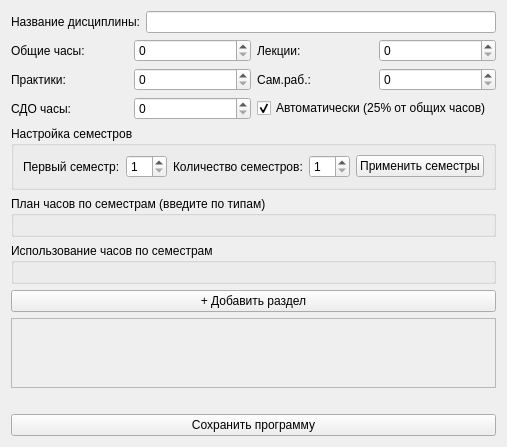
First picture: the form in ui/layout/discipline_form.ui, repository korneevDev/document_generator, before the edit.
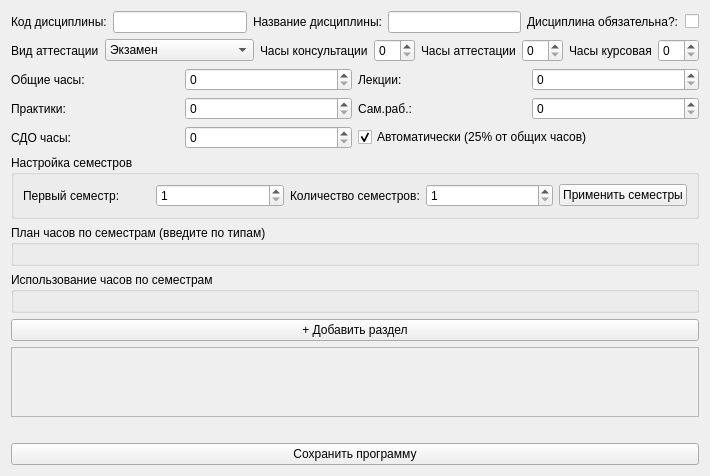
Second picture: the form after the edit.

What changed in the file:
```diff
--- a/ui/layout/discipline_form.ui
+++ b/ui/layout/discipline_form.ui
@@ -2,11 +2,29 @@
 <ui version="4.0">
     <class>DisciplineForm</class>
     <widget class="QWidget" name="DisciplineForm">
+        <property name="geometry">
+            <rect>
+                <x>0</x>
+                <y>0</y>
+                <width>699</width>
+                <height>435</height>
+            </rect>
+        </property>
         <layout class="QVBoxLayout" name="mainLayout">
 
             <!-- ===================== Название дисциплины ===================== -->
             <item>
                 <layout class="QHBoxLayout" name="infoLayout">
+                    <item>
+                        <widget class="QLabel" name="codeLabelDiscipline">
+                            <property name="text">
+                                <string>Код дисциплины:</string>
+                            </property>
+                        </widget>
+                    </item>
+                    <item>
+                        <widget class="QLineEdit" name="discipline_code"/>
+                    </item>
                     <item>
                         <widget class="QLabel" name="labelDiscipline">
                             <property name="text">
@@ -17,10 +35,78 @@
                     <item>
                         <widget class="QLineEdit" name="discipline_name"/>
                     </item>
+                    <item>
+                        <widget class="QLabel" name="labelRequireDiscipline">
+                            <property name="text">
+                                <string>Дисциплина обязательна?:</string>
+                            </property>
+                        </widget>
+                    </item>
+                    <item>
+                        <widget class="QCheckBox" name="discipline_is_require"/>
+                    </item>
                 </layout>
             </item>
-
-            <!-- ===================== Часы дисциплины ===================== -->
+            <item>
+                <layout class="QHBoxLayout" name="exam_layout">
+                    <item>
+                        <widget class="QLabel" name="label_exam_type">
+                            <property name="text">
+                                <string>Вид аттестации</string>
+                            </property>
+                        </widget>
+                    </item>
+                    <item>
+                        <widget class="QComboBox" name="exam_type_combo_box">
+                            <item>
+                                <property name="text">
+                                    <string>Экзамен</string>
+                                </property>
+                            </item>
+                            <item>
+                                <property name="text">
+                                    <string>Диф. зачёт</string>
+                                </property>
+                            </item>
+                            <item>
+                                <property name="text">
+                                    <string>Контрольная работа</string>
+                                </property>
+                            </item>
+                        </widget>
+                    </item>
+                    <item>
+                        <widget class="QLabel" name="label_cons_hours">
+                            <property name="text">
+                                <string>Часы консультации</string>
+                            </property>
+                        </widget>
+                    </item>
+                    <item>
+                        <widget class="QSpinBox" name="exam_cons_hours"/>
+                    </item>
+                    <item>
+                        <widget class="QLabel" name="label_exam">
+                            <property name="text">
+                                <string>Часы аттестации</string>
+                            </property>
+                        </widget>
+                    </item>
+                    <item>
+                        <widget class="QSpinBox" name="exam_hours"/>
+                    </item>
+                    <item>
+                        <widget class="QLabel" name="label_course">
+                            <property name="text">
+                                <string>Часы курсовая</string>
+                            </property>
+                        </widget>
+                    </item>
+                    <item>
+                        <widget class="QSpinBox" name="course_hours"/>
+                    </item>
+                </layout>
+            </item>
             <item>
                 <layout class="QGridLayout" name="hoursLayout">
 
@@ -218,6 +304,14 @@
                         <bool>true</bool>
                     </property>
                     <widget class="QWidget" name="sections_widget">
+                        <property name="geometry">
+                            <rect>
+                                <x>0</x>
+                                <y>0</y>
+                                <width>679</width>
+                                <height>58</height>
+                            </rect>
+                        </property>
                         <layout class="QVBoxLayout" name="sections_container"/>
                     </widget>
                 </widget>
```
Left out of the diff: 34 changed lines with no effect on the pictures.
